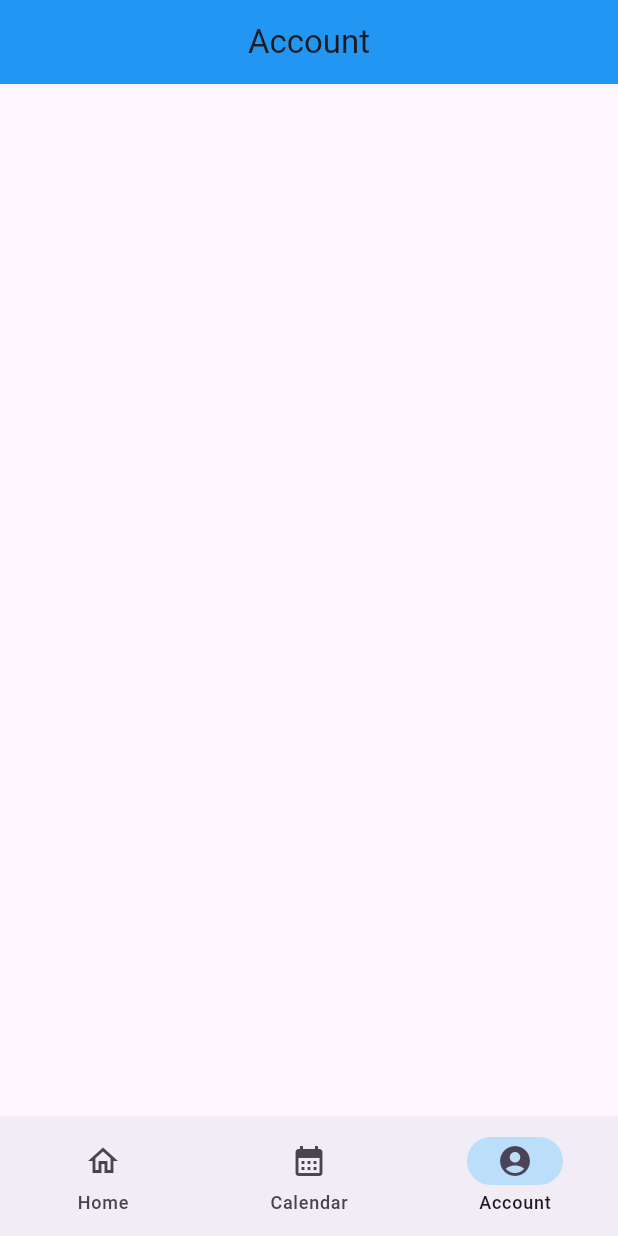
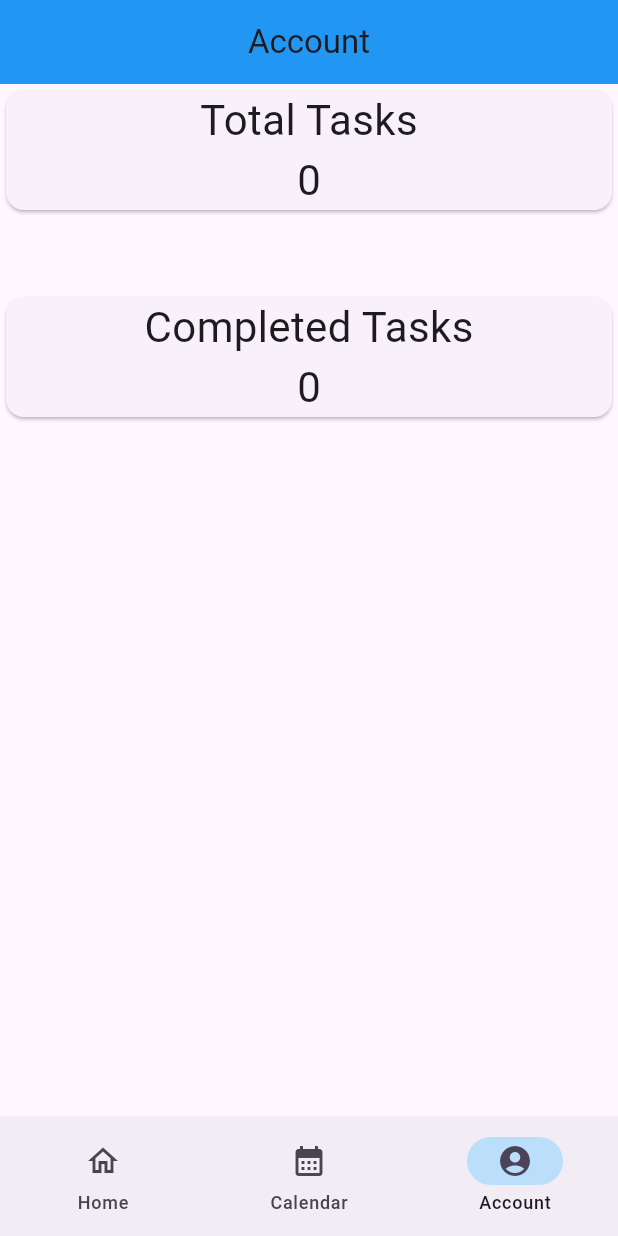
Before and after one commit to rahulpedapudi/flutter-todo-app, a Flutter app: the screen it shows after launch, item 3 of the bottom bar chosen, on a phone screen of 412 x 824 dp. Run offline on Flutter 3.47's test engine with Material 3 defaults, Android fonts, the phone set to English and light mode, and no system bars; our stand-ins replace table_calendar.

Commit message:
add provider and refactor code

```diff
--- a/lib/screens/account_screen.dart
+++ b/lib/screens/account_screen.dart
@@ -1,16 +1,47 @@
 import 'package:flutter/material.dart';
+import 'package:provider/provider.dart';
+import 'package:todo_app/widgets/task_provider.dart';
 
 class AccountScreen extends StatelessWidget {
   const AccountScreen({super.key});
 
   @override
   Widget build(BuildContext context) {
+    var taskProvider = Provider.of<TaskProvider>(context);
     return Scaffold(
       appBar: AppBar(
         title: Text("Account"),
         backgroundColor: Colors.blue,
         centerTitle: true,
       ),
+      body: Column(
+        crossAxisAlignment: CrossAxisAlignment.stretch,
+        children: [
+          Card(
+            child: Column(
+              children: [
+                Text('Total Tasks', style: TextStyle(fontSize: 28)),
+                Text(
+                  "${taskProvider.taskCount}",
+                  style: TextStyle(fontSize: 28),
+                ),
+              ],
+            ),
+          ),
+          SizedBox(height: 50),
+          Card(
+            child: Column(
+              children: [
+                Text('Completed Tasks', style: TextStyle(fontSize: 28)),
+                Text(
+                  '${taskProvider.completedTasks()}',
+                  style: TextStyle(fontSize: 28),
+                ),
+              ],
+            ),
+          ),
+        ],
+      ),
     );
   }
 }
--- a/lib/screens/home_screen.dart
+++ b/lib/screens/home_screen.dart
@@ -1,6 +1,7 @@
 import 'package:flutter/material.dart';
+import 'package:provider/provider.dart';
+import 'package:todo_app/widgets/task_provider.dart';
 import '../widgets/add_task_bottom_sheet.dart';
-import '../models/task.dart';
 
 class HomeScreen extends StatefulWidget {
   const HomeScreen({super.key});
@@ -10,17 +11,10 @@ class HomeScreen extends StatefulWidget {
 }
 
 class _HomeScreenState extends State<HomeScreen> {
-  List<MyTask> tasks = [];
-
-  void _addTask(MyTask task) {
-    setState(() {
-      tasks.add(task);
-    });
-    Navigator.pop(context);
-  }
-
   @override
   Widget build(BuildContext context) {
+    var taskProvider = Provider.of<TaskProvider>(context);
+
     return Scaffold(
       appBar: AppBar(
         title: Text("Home"),
@@ -28,39 +22,37 @@ class _HomeScreenState extends State<HomeScreen> {
         centerTitle: true,
       ),
       body:
-          tasks.isEmpty
+          taskProvider.tasks.isEmpty
               ? Center(child: Text("No Tasks"))
               : ListView.builder(
-                itemCount: tasks.length,
+                itemCount: taskProvider.tasks.length,
                 itemBuilder: (context, index) {
                   return ListTile(
                     leading: Checkbox(
-                      value: tasks[index].isCompleted,
+                      value: taskProvider.tasks[index].isCompleted,
                       onChanged: (value) {
-                        setState(() {
-                          tasks[index].isCompleted = value!;
-                        });
+                        taskProvider.toggleTaskCompletion(index);
                       },
                     ),
                     title: Column(
                       crossAxisAlignment: CrossAxisAlignment.start,
                       children: [
                         Text(
-                          tasks[index].title,
+                          taskProvider.tasks[index].title,
                           style: TextStyle(
                             fontSize: 20,
                             decoration:
-                                tasks[index].isCompleted
+                                taskProvider.tasks[index].isCompleted
                                     ? TextDecoration.lineThrough
                                     : null,
                           ),
                         ),
                         Text(
-                          tasks[index].description,
+                          taskProvider.tasks[index].description,
                           style: TextStyle(
                             fontSize: 16,
                             decoration:
-                                tasks[index].isCompleted
+                                taskProvider.tasks[index].isCompleted
                                     ? TextDecoration.lineThrough
                                     : null,
                             color: (Colors.grey),
@@ -72,7 +64,7 @@ class _HomeScreenState extends State<HomeScreen> {
                     trailing: IconButton(
                       onPressed: () {
                         setState(() {
-                          tasks.removeAt(index);
+                          taskProvider.tasks.removeAt(index);
                         });
                       },
                       icon: Icon(
@@ -85,7 +77,7 @@ class _HomeScreenState extends State<HomeScreen> {
               ),
       floatingActionButton: FloatingActionButton.extended(
         onPressed: () {
-          showAddTaskBottomSheet(context, _addTask);
+          showAddTaskBottomSheet(context);
         },
         label: Text("New Task"),
         icon: Icon(Icons.add),
--- /dev/null
+++ b/lib/widgets/task_provider.dart
@@ -0,0 +1,27 @@
+import 'package:flutter/material.dart';
+import 'package:todo_app/models/task.dart';
+
+class TaskProvider with ChangeNotifier {
+  final List<MyTask> _tasks = [];
+  List<MyTask> get tasks => _tasks;
+  int get taskCount => _tasks.length;
+
+  void addTask(MyTask task) {
+    _tasks.add(task);
+    notifyListeners();
+  }
+
+  void removeTask(int index) {
+    _tasks.removeAt(index);
+    notifyListeners();
+  }
+
+  void toggleTaskCompletion(int index) {
+    _tasks[index].isCompleted = !_tasks[index].isCompleted;
+    notifyListeners();
+  }
+
+  int completedTasks() {
+    return _tasks.where((task) => task.isCompleted).length;
+  }
+}
--- a/pubspec.yaml
+++ b/pubspec.yaml
@@ -35,6 +35,7 @@ dependencies:
   # Use with the CupertinoIcons class for iOS style icons.
   cupertino_icons: ^1.0.8
   table_calendar: ^3.2.0
+  provider: ^6.1.0
 
 dev_dependencies:
   flutter_test:
```
Also changed, not shown: lib/main.dart (+8 -1 lines), lib/widgets/add_task_bottom_sheet.dart (+5 -2 lines).
